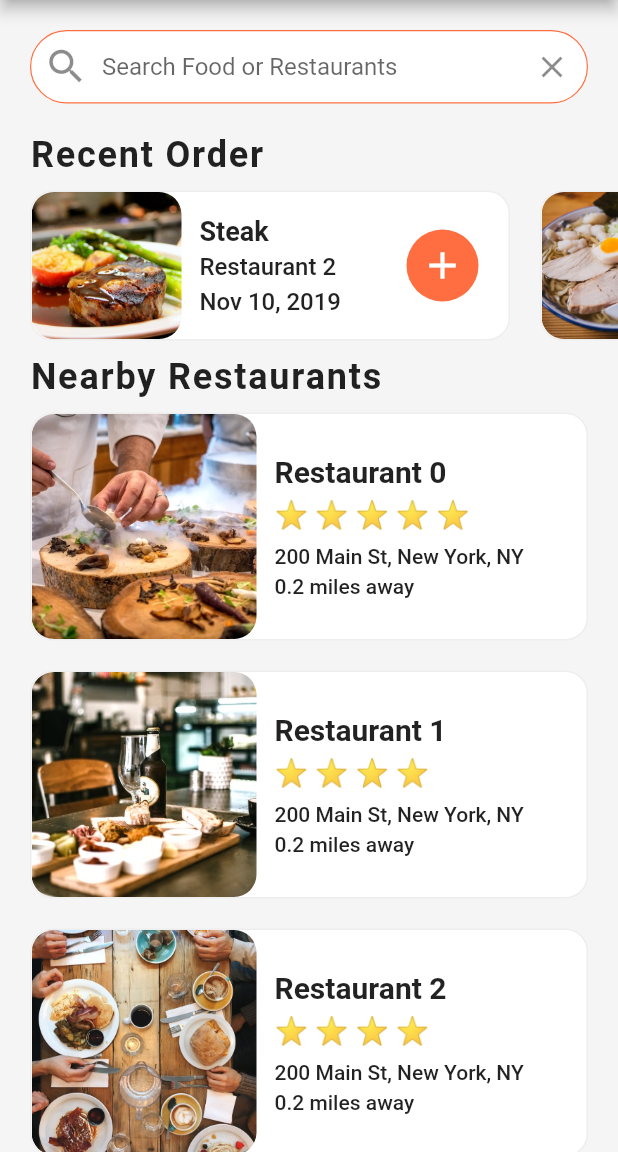
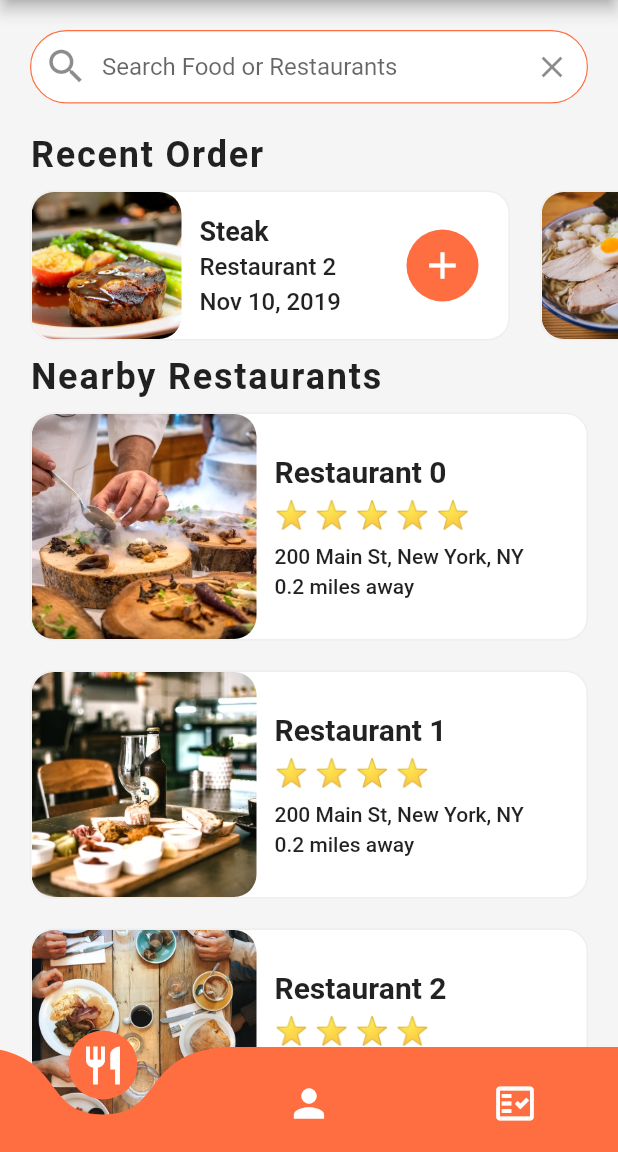
Before and after one commit to hashemsh/food-delivery-app-flutter-ui, a Flutter app: the screen it shows after launch, on a phone screen of 412 x 824 dp, the part 84-1236 px from its top. Run offline on Flutter 3.47's test engine with Material 2 defaults, Android fonts, the phone set to English and light mode, and no system bars; drawn by our look-alikes of curved_navigation_bar.

Commit message:
curved navigation bar set for test on HomeScreen just

```diff
--- a/lib/screens/home_screen.dart
+++ b/lib/screens/home_screen.dart
@@ -1,3 +1,4 @@
+import 'package:curved_navigation_bar/curved_navigation_bar.dart';
 import 'package:flutter/material.dart';
 import 'package:food_delivery_app/data/data.dart';
 import 'package:food_delivery_app/models/restaurant.dart';
@@ -108,6 +109,7 @@ class _HomeScreenState extends State<HomeScreen> {
   @override
   Widget build(BuildContext context) {
     return Scaffold(
+      extendBody: true,
       appBar: AppBar(
         backgroundColor: Colors.deepOrangeAccent,
         centerTitle: true,
@@ -180,8 +182,39 @@ class _HomeScreenState extends State<HomeScreen> {
               ),
               _buildRestaurants(),
             ],
+          ),
+          SizedBox(
+            height: 20.0,
           )
         ],
+      ),
+      bottomNavigationBar: CurvedNavigationBar(
+        height: 70.0,
+        backgroundColor: Colors.transparent,
+        buttonBackgroundColor: Colors.deepOrangeAccent,
+        animationCurve: Curves.easeInOut,
+        animationDuration: Duration(milliseconds: 500),
+        color: Colors.deepOrangeAccent,
+        items: <Widget>[
+          Icon(
+            Icons.restaurant,
+            size: 30,
+            color: Colors.white,
+          ),
+          Icon(
+            Icons.person,
+            size: 30,
+            color: Colors.white,
+          ),
+          Icon(
+            Icons.fact_check_outlined,
+            size: 30,
+            color: Colors.white,
+          ),
+        ],
+        onTap: (index) {
+          //Handle button tap
+        },
       ),
     );
   }
--- a/pubspec.yaml
+++ b/pubspec.yaml
@@ -36,6 +36,7 @@ dependencies:
   # The following adds the Cupertino Icons font to your application.
   # Use with the CupertinoIcons class for iOS style icons.
   cupertino_icons: ^1.0.2
+  curved_navigation_bar: ^1.0.3
 
 dev_dependencies:
   flutter_test:
```
Also changed, not shown: pubspec.lock.
